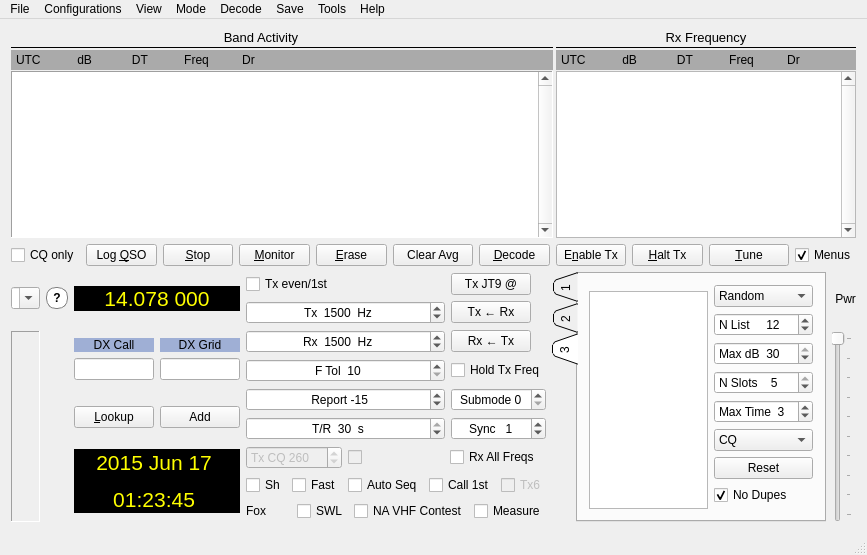
First picture: the form in mainwindow.ui, repository saitohirga/WSJT-X, before the edit.
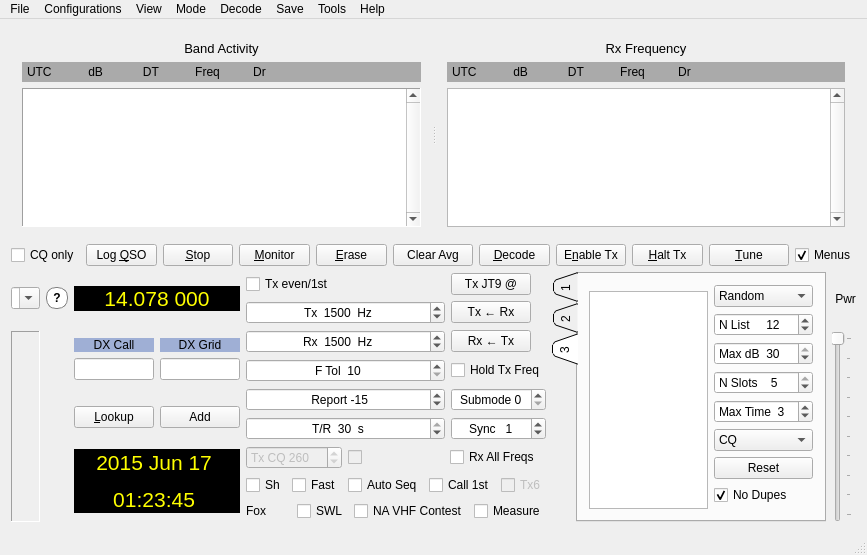
Second picture: the form after the edit. Custom widgets are drawn as their Qt base class.

Commit message: Add a QSplitter between left/right text window.  Note that lines 5604-08 may need fixing.

The edit to the form file:
```diff
--- a/mainwindow.ui
+++ b/mainwindow.ui
@@ -17,18 +17,15 @@
    <string notr="true"/>
   </property>
   <widget class="QWidget" name="centralWidget">
+   <layout class="QVBoxLayout" name="verticalLayout_6">
+    <item>
+     <widget class="QSplitter" name="splitter">
+      <property name="orientation">
+       <enum>Qt::Horizontal</enum>
+      </property>
+      <widget class="QWidget" name="">
    <layout class="QVBoxLayout" name="verticalLayout_3">
     <item>
-     <layout class="QVBoxLayout" name="verticalLayout" stretch="1,0,0">
-      <item>
-       <layout class="QGridLayout" name="gridLayout" columnstretch="2,1">
-        <property name="horizontalSpacing">
-         <number>3</number>
-        </property>
-        <property name="verticalSpacing">
-         <number>1</number>
-        </property>
-        <item row="1" column="0">
          <widget class="QLabel" name="label_6">
           <property name="maximumSize">
            <size>
@@ -51,17 +48,7 @@
           </property>
          </widget>
         </item>
-        <item row="2" column="1">
-         <widget class="Line" name="line_2">
-          <property name="frameShadow">
-           <enum>QFrame::Plain</enum>
-          </property>
-          <property name="orientation">
-           <enum>Qt::Horizontal</enum>
-          </property>
-         </widget>
-        </item>
-        <item row="3" column="0">
+        <item>
          <widget class="QLabel" name="decodedTextLabel">
           <property name="minimumSize">
            <size>
@@ -153,154 +140,7 @@
           </property>
          </widget>
         </item>
-        <item row="2" column="0">
-         <widget class="Line" name="line">
-          <property name="frameShadow">
-           <enum>QFrame::Plain</enum>
-          </property>
-          <property name="orientation">
-           <enum>Qt::Horizontal</enum>
-          </property>
-         </widget>
-        </item>
-        <item row="3" column="1">
-         <widget class="QLabel" name="decodedTextLabel2">
-          <property name="minimumSize">
-           <size>
-            <width>300</width>
-            <height>20</height>
-           </size>
-          </property>
-          <property name="maximumSize">
-           <size>
-            <width>16777215</width>
-            <height>20</height>
-           </size>
-          </property>
-          <property name="palette">
-           <palette>
-            <active>
-             <colorrole role="Base">
-              <brush brushstyle="SolidPattern">
-               <color alpha="255">
-                <red>252</red>
-                <green>252</green>
-                <blue>252</blue>
-               </color>
-              </brush>
-             </colorrole>
-             <colorrole role="Window">
-              <brush brushstyle="SolidPattern">
-               <color alpha="255">
-                <red>170</red>
-                <green>170</green>
-                <blue>170</blue>
-               </color>
-              </brush>
-             </colorrole>
-            </active>
-            <inactive>
-             <colorrole role="Base">
-              <brush brushstyle="SolidPattern">
-               <color alpha="255">
-                <red>252</red>
-                <green>252</green>
-                <blue>252</blue>
-               </color>
-              </brush>
-             </colorrole>
-             <colorrole role="Window">
-              <brush brushstyle="SolidPattern">
-               <color alpha="255">
-                <red>170</red>
-                <green>170</green>
-                <blue>170</blue>
-               </color>
-              </brush>
-             </colorrole>
-            </inactive>
-            <disabled>
-             <colorrole role="Base">
-              <brush brushstyle="SolidPattern">
-               <color alpha="255">
-                <red>170</red>
-                <green>170</green>
-                <blue>170</blue>
-               </color>
-              </brush>
-             </colorrole>
-             <colorrole role="Window">
-              <brush brushstyle="SolidPattern">
-               <color alpha="255">
-                <red>170</red>
-                <green>170</green>
-                <blue>170</blue>
-               </color>
-              </brush>
-             </colorrole>
-            </disabled>
-           </palette>
-          </property>
-          <property name="autoFillBackground">
-           <bool>true</bool>
-          </property>
-          <property name="text">
-           <string>UTC           dB            DT           Freq          Dr </string>
-          </property>
-          <property name="textFormat">
-           <enum>Qt::PlainText</enum>
-          </property>
-          <property name="indent">
-           <number>5</number>
-          </property>
-         </widget>
-        </item>
-        <item row="4" column="1">
-         <widget class="DisplayText" name="decodedTextBrowser2">
-          <property name="enabled">
-           <bool>true</bool>
-          </property>
-          <property name="sizePolicy">
-           <sizepolicy hsizetype="MinimumExpanding" vsizetype="MinimumExpanding">
-            <horstretch>0</horstretch>
-            <verstretch>10</verstretch>
-           </sizepolicy>
-          </property>
-          <property name="minimumSize">
-           <size>
-            <width>200</width>
-            <height>100</height>
-           </size>
-          </property>
-          <property name="verticalScrollBarPolicy">
-           <enum>Qt::ScrollBarAlwaysOn</enum>
-          </property>
-          <property name="cursorWidth">
-           <number>0</number>
-          </property>
-          <property name="textInteractionFlags">
-           <set>Qt::TextSelectableByKeyboard|Qt::TextSelectableByMouse</set>
-          </property>
-         </widget>
-        </item>
-        <item row="1" column="1">
-         <widget class="QLabel" name="label_7">
-          <property name="font">
-           <font>
-            <pointsize>10</pointsize>
-            <weight>50</weight>
-            <bold>false</bold>
-           </font>
-          </property>
-          <property name="text">
-           <string>Rx Frequency</string>
-          </property>
-          <property name="alignment">
-           <set>Qt::AlignCenter</set>
-          </property>
-         </widget>
-        </item>
-        <item row="4" column="0">
+        <item>
          <widget class="DisplayText" name="decodedTextBrowser">
           <property name="sizePolicy">
            <sizepolicy hsizetype="Expanding" vsizetype="Expanding">
@@ -332,6 +172,149 @@
          </widget>
         </item>
        </layout>
+      </widget>
+      <widget class="QWidget" name="">
+       <layout class="QVBoxLayout" name="verticalLayout">
+        <item>
+         <widget class="QLabel" name="label_7">
+          <property name="font">
+           <font>
+            <pointsize>10</pointsize>
+            <weight>50</weight>
+            <bold>false</bold>
+           </font>
+          </property>
+          <property name="text">
+           <string>Rx Frequency</string>
+          </property>
+          <property name="alignment">
+           <set>Qt::AlignCenter</set>
+          </property>
+         </widget>
+        </item>
+        <item>
+         <widget class="QLabel" name="decodedTextLabel2">
+          <property name="minimumSize">
+           <size>
+            <width>300</width>
+            <height>20</height>
+           </size>
+          </property>
+          <property name="maximumSize">
+           <size>
+            <width>16777215</width>
+            <height>20</height>
+           </size>
+          </property>
+          <property name="palette">
+           <palette>
+            <active>
+             <colorrole role="Base">
+              <brush brushstyle="SolidPattern">
+               <color alpha="255">
+                <red>252</red>
+                <green>252</green>
+                <blue>252</blue>
+               </color>
+              </brush>
+             </colorrole>
+             <colorrole role="Window">
+              <brush brushstyle="SolidPattern">
+               <color alpha="255">
+                <red>170</red>
+                <green>170</green>
+                <blue>170</blue>
+               </color>
+              </brush>
+             </colorrole>
+            </active>
+            <inactive>
+             <colorrole role="Base">
+              <brush brushstyle="SolidPattern">
+               <color alpha="255">
+                <red>252</red>
+                <green>252</green>
+                <blue>252</blue>
+               </color>
+              </brush>
+             </colorrole>
+             <colorrole role="Window">
+              <brush brushstyle="SolidPattern">
+               <color alpha="255">
+                <red>170</red>
+                <green>170</green>
+                <blue>170</blue>
+               </color>
+              </brush>
+             </colorrole>
+            </inactive>
+            <disabled>
+             <colorrole role="Base">
+              <brush brushstyle="SolidPattern">
+               <color alpha="255">
+                <red>170</red>
+                <green>170</green>
+                <blue>170</blue>
+               </color>
+              </brush>
+             </colorrole>
+             <colorrole role="Window">
+              <brush brushstyle="SolidPattern">
+               <color alpha="255">
+                <red>170</red>
+                <green>170</green>
+                <blue>170</blue>
+               </color>
+              </brush>
+             </colorrole>
+            </disabled>
+           </palette>
+          </property>
+          <property name="autoFillBackground">
+           <bool>true</bool>
+          </property>
+          <property name="text">
+           <string>UTC           dB            DT           Freq          Dr </string>
+          </property>
+          <property name="textFormat">
+           <enum>Qt::PlainText</enum>
+          </property>
+          <property name="indent">
+           <number>5</number>
+          </property>
+         </widget>
+        </item>
+        <item>
+         <widget class="DisplayText" name="decodedTextBrowser2">
+          <property name="enabled">
+           <bool>true</bool>
+          </property>
+          <property name="sizePolicy">
+           <sizepolicy hsizetype="MinimumExpanding" vsizetype="MinimumExpanding">
+            <horstretch>0</horstretch>
+            <verstretch>10</verstretch>
+           </sizepolicy>
+          </property>
+          <property name="minimumSize">
+           <size>
+            <width>200</width>
+            <height>100</height>
+           </size>
+          </property>
+          <property name="verticalScrollBarPolicy">
+           <enum>Qt::ScrollBarAlwaysOn</enum>
+          </property>
+          <property name="cursorWidth">
+           <number>0</number>
+          </property>
+          <property name="textInteractionFlags">
+           <set>Qt::TextSelectableByKeyboard|Qt::TextSelectableByMouse</set>
+          </property>
+         </widget>
+        </item>
+       </layout>
+      </widget>
+     </widget>
       </item>
       <item>
        <layout class="QHBoxLayout" name="horizontalLayout_2" stretch="0,2,2,2,2,2,2,2,2,2,1">
@@ -2627,8 +2610,6 @@
            <number>5</number>
           </property>
          </widget>
-        </item>
-       </layout>
       </item>
      </layout>
     </item>
```
Lines whose indentation alone changed are shown as unchanged. The commit also changes 1 other file.
